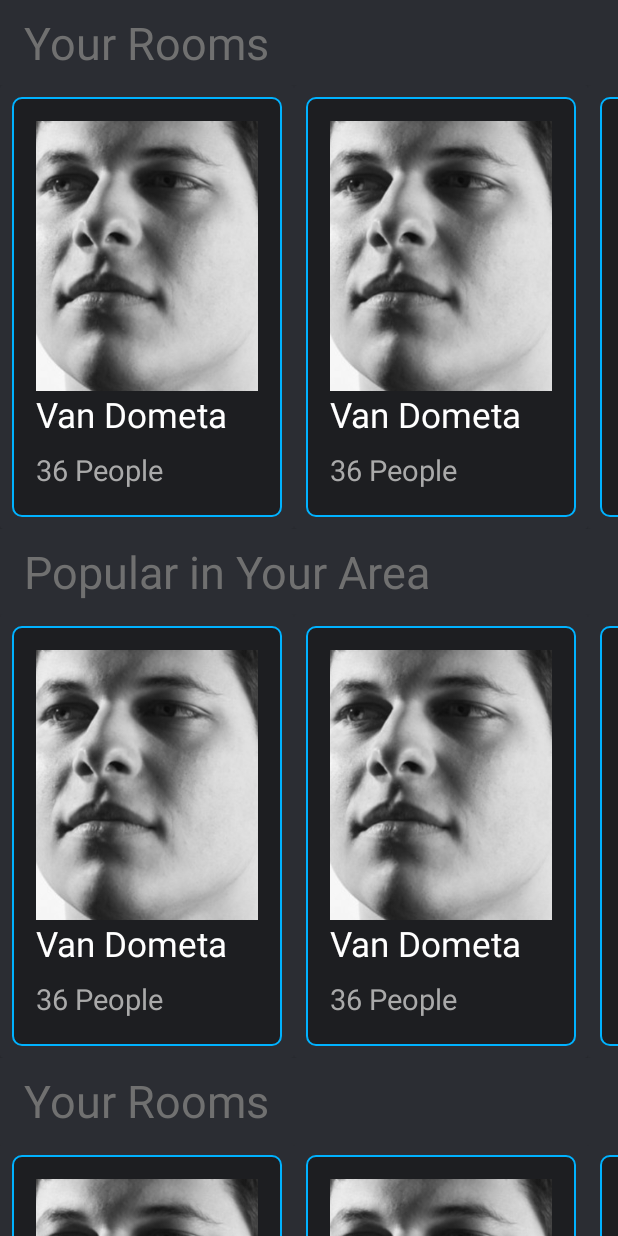
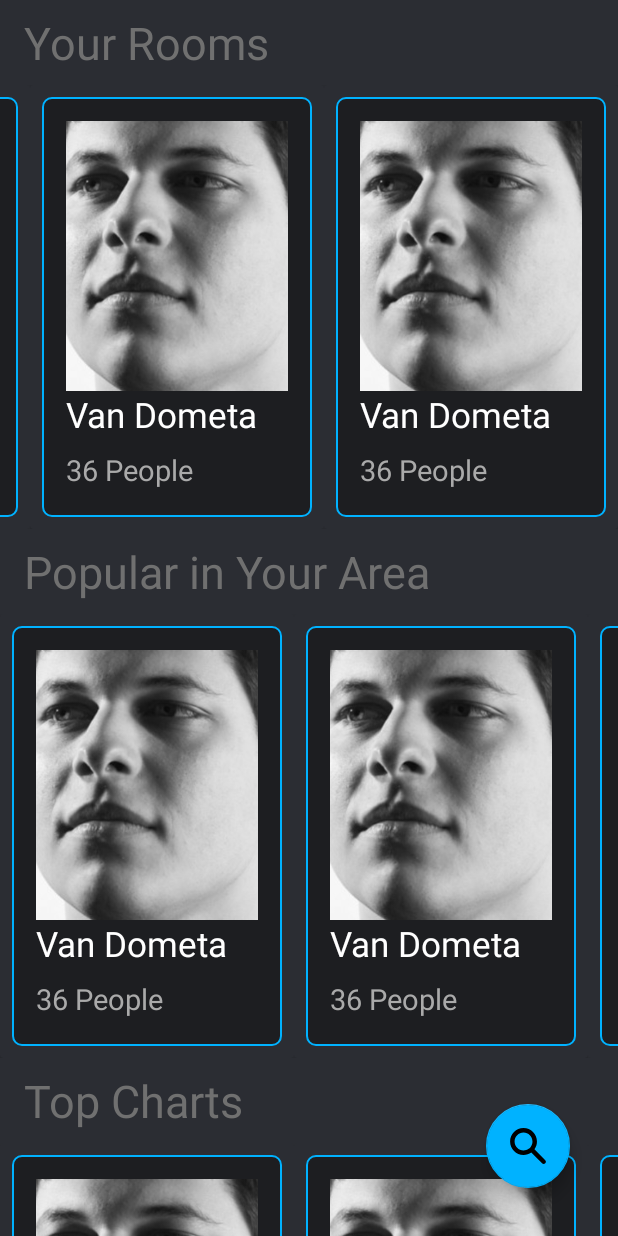
Before and after one commit to bash-celik/JustFlow, an Android app: the screen it shows after launch (MainActivity), on a phone screen of 412 x 824 dp. Run offline under Robolectric (Android 15) with nearby library versions, the light colour scheme and no system bars; our stand-ins replace ButterKnife.

Commit message:
dodat fab

```diff
--- a/app/build.gradle
+++ b/app/build.gradle
@@ -30,6 +30,9 @@ dependencies {
     annotationProcessor 'com.jakewharton:butterknife-compiler:8.8.1'
 
 
+    //fab
+    compile 'com.android.support:design:27.1.0'
+
 
     implementation fileTree(dir: 'libs', include: ['*.jar'])
     implementation 'com.android.support:appcompat-v7:27.1.0'
--- a/app/src/main/java/com/gengar/justflow/MainActivity.java
+++ b/app/src/main/java/com/gengar/justflow/MainActivity.java
@@ -1,13 +1,16 @@
 package com.gengar.justflow;
 
+import android.support.design.widget.FloatingActionButton;
 import android.support.v7.app.AppCompatActivity;
 import android.os.Bundle;
 import android.support.v7.widget.LinearLayoutManager;
 import android.support.v7.widget.RecyclerView;
 import android.util.Log;
+import android.view.View;
 import android.view.Window;
 import android.view.WindowManager;
 import android.view.animation.AnimationUtils;
+import android.widget.Toast;
 
 import com.gengar.justflow.room_adapter.RoomAdapter;
 
@@ -24,6 +27,8 @@ public class MainActivity extends AppCompatActivity {
      private RecyclerView popularInAreaRecycler;
      private RecyclerView topChartRecycler;
      private int current = 0;
+     private FloatingActionButton fab;
+
 
     @Override
     protected void onCreate(Bundle savedInstanceState) {
@@ -33,6 +38,7 @@ public class MainActivity extends AppCompatActivity {
         yourRoomRecycler = findViewById(R.id.you_rooms_recycler);
         popularInAreaRecycler = findViewById(R.id.popular_in_area_recycler);
         topChartRecycler = findViewById(R.id.top_charts_recycler);
+        fab = findViewById(R.id.fab_search);
 
 
         /*
@@ -54,7 +60,8 @@ public class MainActivity extends AppCompatActivity {
                 LinearLayoutManager.HORIZONTAL, false);
         yourRoomRecycler.setLayoutManager(horizontalLayoutManagaerRoom);
         yourRoomRecycler.setAdapter(yourRoomAdapter);
-
+        yourRoomRecycler.scrollToPosition(4);
+        yourRoomAdapter.notifyItemChanged(4);
 
         final RoomAdapter popularAdapter = new RoomAdapter(this,list);
         LinearLayoutManager horizontalLayoutManagaerpopular = new LinearLayoutManager(MainActivity.this,
@@ -68,37 +75,13 @@ public class MainActivity extends AppCompatActivity {
                 LinearLayoutManager.HORIZONTAL, false);
         topChartRecycler.setLayoutManager(horizontalLayoutManagaerTop);
         topChartRecycler.setAdapter(topAdapter);
-/*
-        topChartRecycler.addOnScrollListener(new RecyclerView.OnScrollListener() {
+
+        fab.setOnClickListener(new View.OnClickListener() {
             @Override
-            public void onScrollStateChanged(RecyclerView recyclerView, int newState) {
-                super.onScrollStateChanged(recyclerView, newState);
+            public void onClick(View view) {
+                Toast.makeText(MainActivity.this, "HOHOHO PUN SAM PARA", Toast.LENGTH_SHORT).show();
+            }
+        });
 
-                Log.e("FIRST VISIBLE NUMBER",horizontalLayoutManagaerTop.findFirstCompletelyVisibleItemPosition() + "");
-                Log.e("LAST VISIBLE NUMBER",horizontalLayoutManagaerTop.findLastCompletelyVisibleItemPosition() + "");
-
-
-
-                if(current != horizontalLayoutManagaerTop.findFirstCompletelyVisibleItemPosition()
-                        && horizontalLayoutManagaerTop.findFirstCompletelyVisibleItemPosition() != -1){
-                    horizontalLayoutManagaerTop.findViewByPosition(current)
-                                .setAnimation(AnimationUtils.loadAnimation(MainActivity.this, R.anim.zoom_out));
-
-                }
-
-                if(horizontalLayoutManagaerTop.findFirstCompletelyVisibleItemPosition() != -1) {
-                    horizontalLayoutManagaerTop.findViewByPosition(horizontalLayoutManagaerTop.findFirstCompletelyVisibleItemPosition())
-                            .setAnimation(AnimationUtils.loadAnimation(MainActivity.this, R.anim.zoom_in));
-                    current = horizontalLayoutManagaerTop.findFirstCompletelyVisibleItemPosition();
-
-                }
-
-            }
-
-            @Override
-            public void onScrolled(RecyclerView recyclerView, int dx, int dy) {
-                super.onScrolled(recyclerView, dx, dy);
-            }
-        });*/
     }
 }
--- a/app/src/main/java/com/gengar/justflow/room_adapter/RoomAdapter.java
+++ b/app/src/main/java/com/gengar/justflow/room_adapter/RoomAdapter.java
@@ -11,6 +11,7 @@ import android.view.animation.Animation;
 import android.view.animation.AnimationUtils;
 import android.widget.ImageView;
 import android.widget.TextView;
+import android.widget.Toast;
 
 import com.gengar.justflow.R;
 
@@ -41,6 +42,9 @@ public class RoomAdapter extends RecyclerView.Adapter<RecyclerView.ViewHolder>{
             roomName = itemView.findViewById(R.id.room_name);
             numOfPeople = itemView.findViewById(R.id.number_of_users);
 
+            Log.e("Tag","constructor");
+
+
             itemView.setOnFocusChangeListener(new View.OnFocusChangeListener() {
                 @Override
                 public void onFocusChange(View view, boolean b) {
@@ -53,6 +57,13 @@ public class RoomAdapter extends RecyclerView.Adapter<RecyclerView.ViewHolder>{
                     }
                 }
             });
+
+            itemView.setOnClickListener(new View.OnClickListener() {
+                @Override
+                public void onClick(View view) {
+                    Toast.makeText(context, "HELLO, FIREND", Toast.LENGTH_SHORT).show();
+                }
+            });
         }
 
         public View getView(){
@@ -61,11 +72,14 @@ public class RoomAdapter extends RecyclerView.Adapter<RecyclerView.ViewHolder>{
     }
 
 
+
     @NonNull
     @Override
     public RecyclerView.ViewHolder onCreateViewHolder(@NonNull ViewGroup parent, int viewType) {
-        return new RoomCard(LayoutInflater.from(parent.getContext())
-                .inflate(R.layout.room_card,null));
+
+            return new RoomCard(LayoutInflater.from(parent.getContext())
+                    .inflate(R.layout.room_card, null));
+
     }
 
 
--- a/app/src/main/res/drawable/corner_background.xml
+++ b/app/src/main/res/drawable/corner_background.xml
@@ -2,7 +2,7 @@
 <shape xmlns:android="http://schemas.android.com/apk/res/android">
 
     <solid android:color="@color/colorPrimaryDark"/>
-    <stroke android:color="#00b2ff" android:width="1dp"/>
+    <stroke android:color="@color/customBlue" android:width="1dp"/>
     <corners android:radius="6dp"/>
     <padding android:bottom="0dp" android:left="0dp" android:right="0dp" android:top="0dp"/>
 
--- /dev/null
+++ b/app/src/main/res/drawable/ic_magnifying_glass_icon.xml
@@ -0,0 +1,4 @@
+<vector android:height="24dp" android:viewportHeight="615.52"
+    android:viewportWidth="615.52" android:width="24dp" xmlns:android="http://schemas.android.com/apk/res/android">
+    <path android:fillColor="#FF000000" android:pathData="M602.531,549.736l-184.31,-185.368c26.679,-37.72 42.528,-83.729 42.528,-133.548C460.75,103.35 357.997,0 231.258,0C104.518,0 1.765,103.35 1.765,230.82c0,127.47 102.753,230.82 229.493,230.82c49.53,0 95.271,-15.944 132.78,-42.777l184.31,185.366c7.482,7.521 17.292,11.291 27.102,11.291c9.812,0 19.62,-3.77 27.083,-11.291C617.496,589.188 617.496,564.777 602.531,549.736zM355.9,319.763l-15.042,21.273L319.7,356.174c-26.083,18.658 -56.667,28.526 -88.442,28.526c-84.365,0 -152.995,-69.035 -152.995,-153.88c0,-84.846 68.63,-153.88 152.995,-153.88s152.996,69.034 152.996,153.88C384.271,262.769 374.462,293.526 355.9,319.763z"/>
+</vector>
--- a/app/src/main/res/layout/activity_main.xml
+++ b/app/src/main/res/layout/activity_main.xml
@@ -1,5 +1,5 @@
 <?xml version="1.0" encoding="utf-8"?>
-<LinearLayout
+<android.support.constraint.ConstraintLayout
     xmlns:android="http://schemas.android.com/apk/res/android"
     xmlns:app="http://schemas.android.com/apk/res-auto"
     xmlns:tools="http://schemas.android.com/tools"
@@ -64,7 +64,7 @@
                 android:id="@+id/top_charts"
                 android:layout_width="wrap_content"
                 android:layout_height="wrap_content"
-                android:text="@string/your_rooms"
+                android:text="@string/top_charts"
                 android:textColor="@color/textColor"
                 android:textSize="30sp"
                 android:layout_marginLeft="16dp"
@@ -88,5 +88,16 @@
     </ScrollView>
 
 
+    <android.support.design.widget.FloatingActionButton
+        android:id="@+id/fab_search"
+        android:layout_width="wrap_content"
+        android:layout_height="wrap_content"
+        app:backgroundTint="@color/customBlue"
+        app:layout_constraintEnd_toEndOf="parent"
+        app:layout_constraintBottom_toBottomOf="parent"
+        android:layout_margin="32dp"
+        android:src="@drawable/ic_magnifying_glass_icon"
+        />
 
-</LinearLayout>
+
+</android.support.constraint.ConstraintLayout>
--- a/app/src/main/res/values/colors.xml
+++ b/app/src/main/res/values/colors.xml
@@ -5,4 +5,6 @@
     <color name="colorAccent">#494c51</color>
     <color name="notification">#26282b</color>
     <color name="textColor">#707070</color>
+    <color name="customBlue">#00b2ff</color>
+
 </resources>
```
